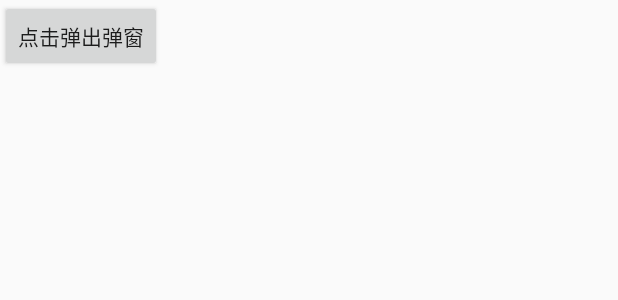
After one commit to Sotardust/Utils, an Android app: the layout module_activity_dialog.xml on its own in the app's theme, with its tools: preview values and no code run, on a phone screen of 412 x 824 dp. The commit adds this screen. Shown: the top 300 px of the screen. Run offline under Robolectric (Android 15) with nearby library versions, the phone set to English and light mode, and no system bars.

Commit message:
DialogFragment

```diff
--- a/app/src/main/AndroidManifest.xml
+++ b/app/src/main/AndroidManifest.xml
@@ -32,6 +32,7 @@
         <activity android:name="com.dai.utils.view.fallingview.FallingActivity" />
         <activity android:name="com.dai.utils.view.musicbutton.MusicActivity" />
         <activity android:name=".animation.AnimationActivity" />
+        <activity android:name=".dialog.DialogActivity" />
 
         <service android:name="com.dai.utils.service.MyService" />
         <service
--- a/app/src/main/java/com/dai/utils/MainActivity.java
+++ b/app/src/main/java/com/dai/utils/MainActivity.java
@@ -16,6 +16,7 @@ import android.view.WindowManager;
 import com.dai.utils.aidl.AidlActivity;
 import com.dai.utils.animation.AnimationActivity;
 import com.dai.utils.broadcast.BroadCastActivity;
+import com.dai.utils.dialog.DialogActivity;
 import com.dai.utils.file.FileActivity;
 import com.dai.utils.rollview.RollActivity;
 import com.dai.utils.service.ServiceActivity;
@@ -65,6 +66,7 @@ public class MainActivity extends AppCompatActivity {
         data.add("广播 broadcast");
         data.add("视图 view");
         data.add("动画 Property Animation");
+        data.add("弹窗 DialogFragment");
         RecyclerView.LayoutManager layoutManager = new LinearLayoutManager(getApplicationContext(), LinearLayoutManager.VERTICAL, false);
         recyclerView.setLayoutManager(layoutManager);
         MainAdapter adapter = new MainAdapter();
@@ -110,6 +112,10 @@ public class MainActivity extends AppCompatActivity {
                         Intent intent8 = new Intent(getApplicationContext(), AnimationActivity.class);
                         startActivity(intent8);
                         break;
+                    case 9:
+                        Intent intent9 = new Intent(getApplicationContext(), DialogActivity.class);
+                        startActivity(intent9);
+                        break;
                 }
             }
         });
--- /dev/null
+++ b/app/src/main/res/layout/module_activity_dialog.xml
@@ -0,0 +1,11 @@
+<?xml version="1.0" encoding="utf-8"?>
+<LinearLayout xmlns:android="http://schemas.android.com/apk/res/android"
+    android:layout_width="match_parent"
+    android:layout_height="match_parent">
+
+    <Button
+        android:id="@+id/btn"
+        android:layout_width="wrap_content"
+        android:layout_height="wrap_content"
+        android:text="点击弹出弹窗"></Button>
+</LinearLayout>
--- a/build.gradle
+++ b/build.gradle
@@ -7,7 +7,7 @@ buildscript {
         jcenter()
     }
     dependencies {
-        classpath 'com.android.tools.build:gradle:3.0.0-alpha4'
+        classpath 'com.android.tools.build:gradle:3.0.1'
         classpath "org.jetbrains.kotlin:kotlin-gradle-plugin:$kotlin_version"
 
         // NOTE: Do not place your application dependencies here; they belong
```
Also changed, not shown: app/src/main/java/com/dai/utils/dialog/DialogActivity.java (added, +42 -0 lines), app/src/main/java/com/dai/utils/dialog/MyDialogFragment.java (added, +31 -0 lines), app/src/main/res/layout/module_fragment_dialog_my.xml (added, +14 -0 lines), app/src/main/res/values/styles.xml (+20 -0 lines), gradle/wrapper/gradle-wrapper.properties.
